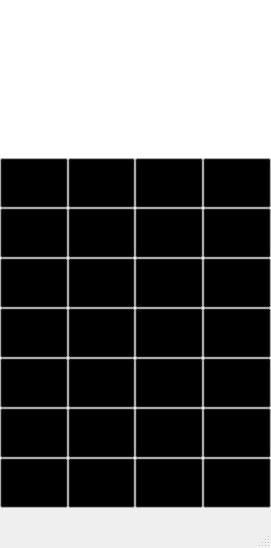
Qt form mainwindow.ui (KartoonYoko/Calculator) before a commit.
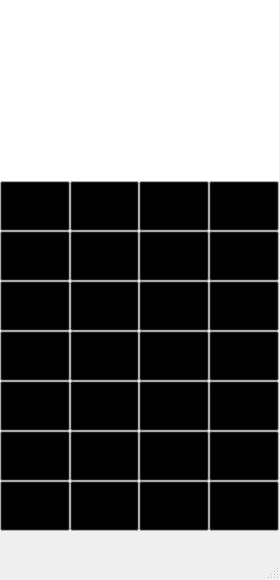
The same form after that commit. Icons and pictures are not drawn.

The edit to the form file:
```diff
--- a/mainwindow.ui
+++ b/mainwindow.ui
@@ -9,8 +9,8 @@
    <rect>
     <x>0</x>
     <y>0</y>
-    <width>271</width>
-    <height>548</height>
+    <width>280</width>
+    <height>580</height>
    </rect>
   </property>
   <property name="sizePolicy">
@@ -21,14 +21,14 @@
   </property>
   <property name="minimumSize">
    <size>
-    <width>271</width>
-    <height>548</height>
+    <width>280</width>
+    <height>580</height>
    </size>
   </property>
   <property name="maximumSize">
    <size>
-    <width>271</width>
-    <height>548</height>
+    <width>280</width>
+    <height>580</height>
    </size>
   </property>
   <property name="palette">
@@ -162,8 +162,8 @@
      <rect>
       <x>0</x>
       <y>0</y>
-      <width>271</width>
-      <height>508</height>
+      <width>279</width>
+      <height>531</height>
      </rect>
     </property>
     <layout class="QVBoxLayout" name="verticalLayout_Main" stretch="0,2,2,2,2,2,2">
```
Left out of the diff: 19 changed lines with no effect on the pictures.
